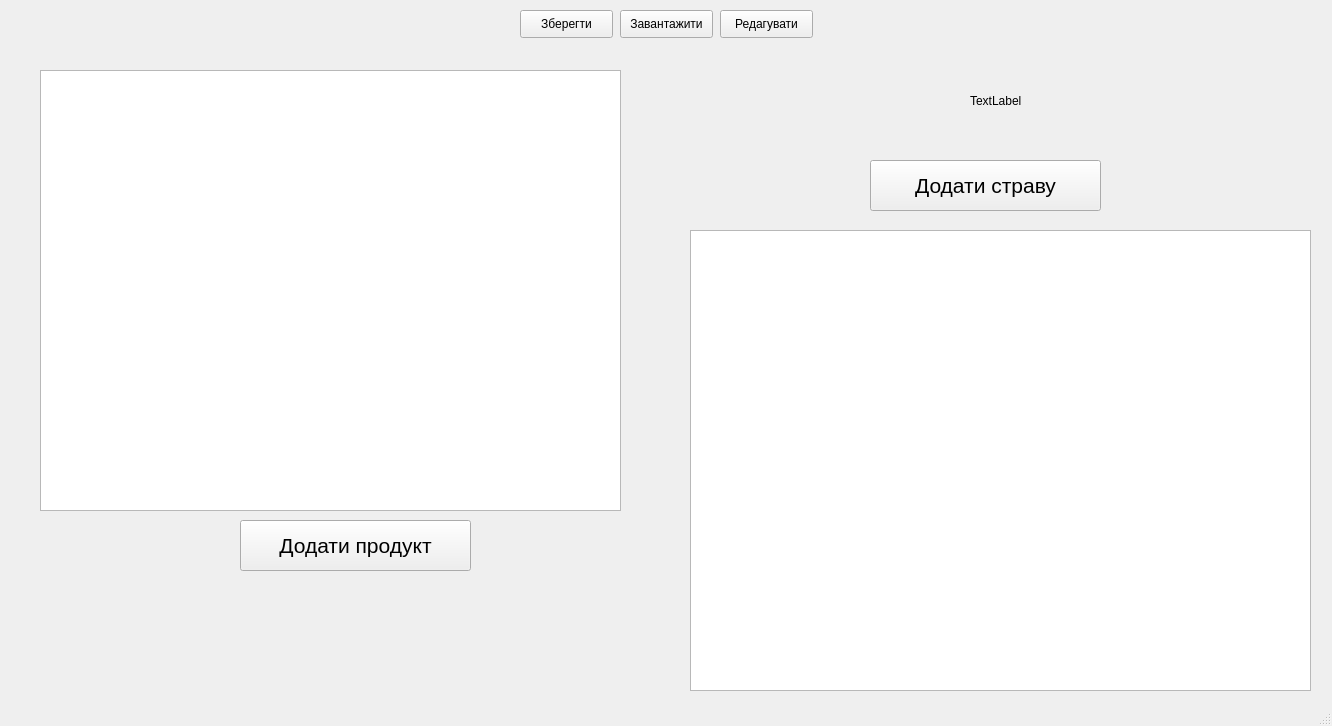
First picture: the form in mainProgram/MainProgram.ui, repository wKAISERw/Kursach, before the edit.
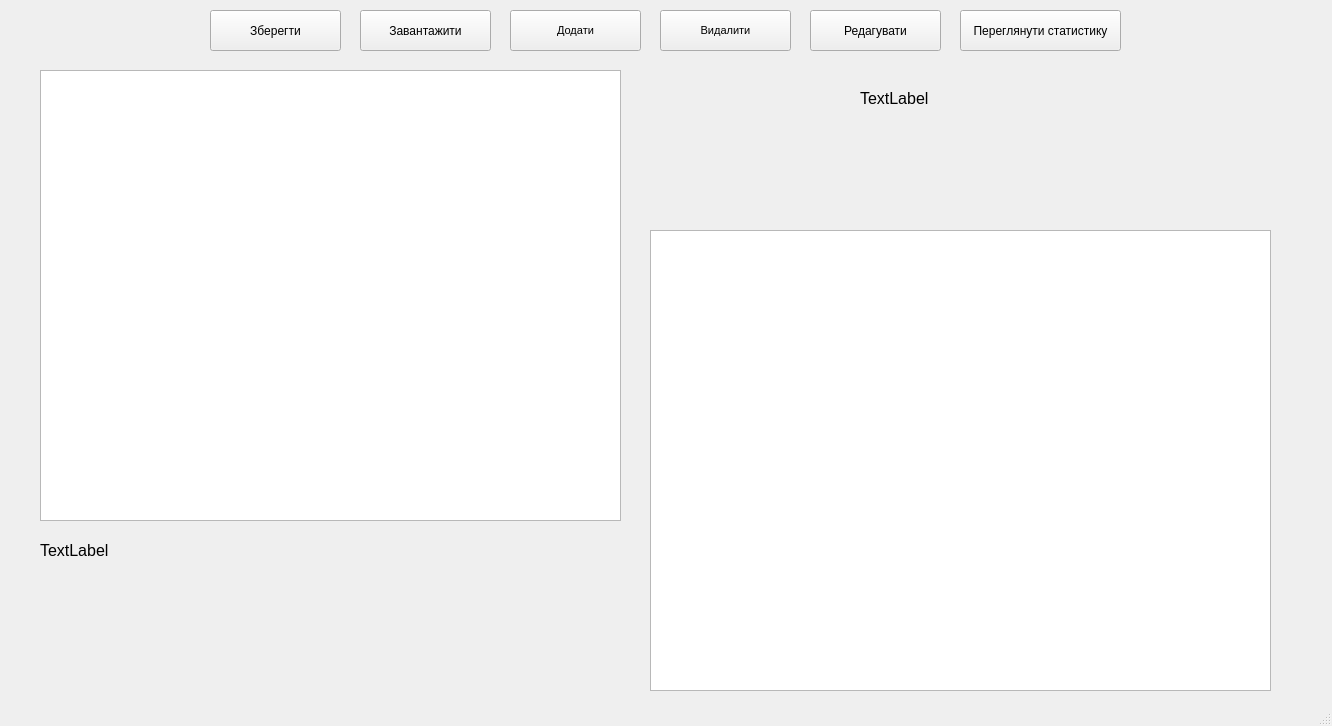
Second picture: the form after the edit.

The edit to the form file:
```diff
--- a/mainProgram/MainProgram.ui
+++ b/mainProgram/MainProgram.ui
@@ -20,34 +20,34 @@
       <x>40</x>
       <y>70</y>
       <width>581</width>
-      <height>441</height>
+      <height>451</height>
      </rect>
     </property>
    </widget>
    <widget class="QPushButton" name="pushButtonAddProduct">
     <property name="geometry">
      <rect>
-      <x>240</x>
-      <y>520</y>
-      <width>231</width>
-      <height>51</height>
+      <x>510</x>
+      <y>10</y>
+      <width>131</width>
+      <height>41</height>
      </rect>
     </property>
     <property name="styleSheet">
-     <string notr="true">font-size: 16pt;
+     <string notr="true">font-size: 8pt;
 </string>
     </property>
     <property name="text">
-     <string>Додати продукт</string>
+     <string>Додати</string>
     </property>
    </widget>
    <widget class="QPushButton" name="pushButtonSave">
     <property name="geometry">
      <rect>
-      <x>520</x>
+      <x>210</x>
       <y>10</y>
-      <width>93</width>
-      <height>28</height>
+      <width>131</width>
+      <height>41</height>
      </rect>
     </property>
     <property name="text">
@@ -57,10 +57,10 @@
    <widget class="QPushButton" name="pushButtonLoad">
     <property name="geometry">
      <rect>
-      <x>620</x>
+      <x>360</x>
       <y>10</y>
-      <width>93</width>
-      <height>28</height>
+      <width>131</width>
+      <height>41</height>
      </rect>
     </property>
     <property name="text">
@@ -70,27 +70,27 @@
    <widget class="QPushButton" name="pushButtonAddDish">
     <property name="geometry">
      <rect>
-      <x>870</x>
-      <y>160</y>
-      <width>231</width>
-      <height>51</height>
+      <x>660</x>
+      <y>10</y>
+      <width>131</width>
+      <height>41</height>
      </rect>
     </property>
     <property name="styleSheet">
-     <string notr="true">font-size: 16pt;
+     <string notr="true">font-size: 8pt;
 </string>
     </property>
     <property name="text">
-     <string>Додати страву</string>
+     <string>Видалити</string>
     </property>
    </widget>
    <widget class="QPushButton" name="pushButtonEdit">
     <property name="geometry">
      <rect>
-      <x>720</x>
+      <x>810</x>
       <y>10</y>
-      <width>93</width>
-      <height>28</height>
+      <width>131</width>
+      <height>41</height>
      </rect>
     </property>
     <property name="text">
@@ -100,12 +100,16 @@
    <widget class="QLabel" name="labelStatistic">
     <property name="geometry">
      <rect>
-      <x>970</x>
-      <y>70</y>
+      <x>40</x>
+      <y>520</y>
       <width>171</width>
       <height>61</height>
      </rect>
     </property>
+    <property name="styleSheet">
+     <string notr="true">font-size: 12pt;
+</string>
+    </property>
     <property name="text">
      <string>TextLabel</string>
     </property>
@@ -113,13 +117,42 @@
    <widget class="QListView" name="listViewDish">
     <property name="geometry">
      <rect>
-      <x>690</x>
+      <x>650</x>
       <y>230</y>
       <width>621</width>
       <height>461</height>
      </rect>
     </property>
    </widget>
+   <widget class="QPushButton" name="pushButtonShowStatistics">
+    <property name="geometry">
+     <rect>
+      <x>960</x>
+      <y>10</y>
+      <width>161</width>
+      <height>41</height>
+     </rect>
+    </property>
+    <property name="text">
+     <string>Переглянути статистику</string>
+    </property>
+   </widget>
+   <widget class="QLabel" name="labelCheckAmountOfProducts">
+    <property name="geometry">
+     <rect>
+      <x>860</x>
+      <y>90</y>
+      <width>111</width>
+      <height>16</height>
+     </rect>
+    </property>
+    <property name="styleSheet">
+     <string notr="true">font-size: 12pt</string>
+    </property>
+    <property name="text">
+     <string>TextLabel</string>
+    </property>
+   </widget>
   </widget>
   <widget class="QStatusBar" name="statusbar"/>
  </widget>
```
Left out of the diff: 6 changed lines with no effect on the pictures.
